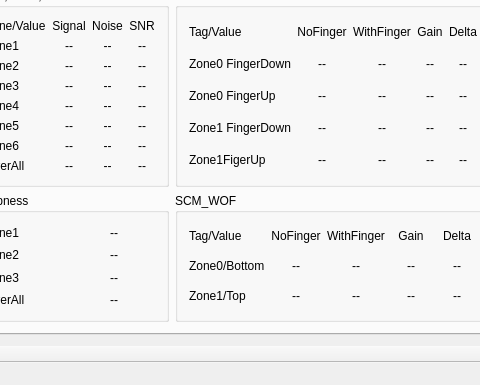
This is Yangpu/yangpu.ui in fanmuzhi/yangpu as Qt 5 draws it before an edit; both pictures show x 210 to 690 and y 469 to 854 of the 885 by 854 pixel window. The edited form follows.
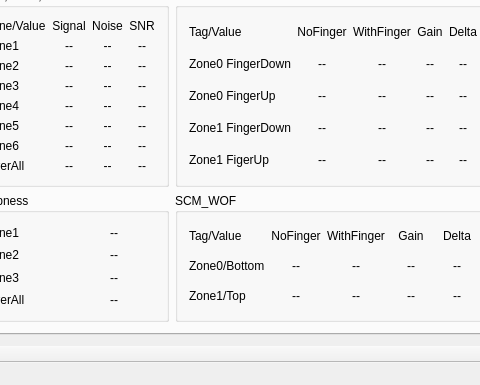
This is the edited form.

Commit message: modify display and save excel format(xlsx and xls)

The edit to the form file:
```diff
--- a/Yangpu/yangpu.ui
+++ b/Yangpu/yangpu.ui
@@ -888,7 +888,7 @@
            <item row="4" column="0">
             <widget class="QLabel" name="WOFZone1FULabel">
              <property name="text">
-              <string>Zone1FigerUp</string>
+              <string>Zone1 FigerUp</string>
              </property>
             </widget>
            </item>
```
The commit also changes 2 other files.
